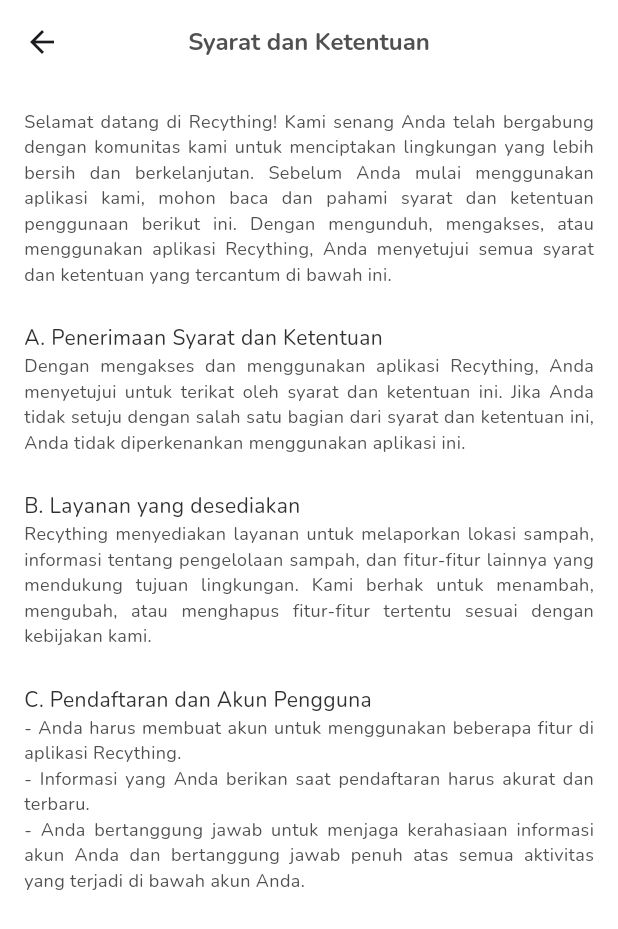
After one commit to RECYTHNG/flutter_recything, a Flutter app: the SyaratDanKetentuanCustomerServiceScreen screen opened directly, on a phone screen of 412 x 824 dp. The commit adds this screen. Shown: the top 929 px of the screen. Run offline on Flutter 3.47's test engine with Material 3 defaults, Android fonts, the phone set to English and light mode, and no system bars; our stand-ins replace flutter_svg.

Commit message:
feat : complete slicing syarat dan ketentuan customer service

```diff
--- /dev/null
+++ b/recything_application/lib/screens/customer_service/content/syarat_dan_ketentuan_customer_sevice_screen/syarat_dan_ketentuan_customer_service_screen.dart
@@ -0,0 +1,103 @@
+import 'package:flutter/material.dart';
+import 'package:recything_application/constants/color_constant.dart';
+import 'package:recything_application/constants/spacing_constant.dart';
+import 'package:recything_application/constants/text_style_constant.dart';
+
+class SyaratDanKetentuanCustomerServiceScreen extends StatelessWidget {
+  const SyaratDanKetentuanCustomerServiceScreen({super.key});
+
+  @override
+  Widget build(BuildContext context) {
+    return Scaffold(
+      backgroundColor: ColorConstant.whiteColor,
+      appBar: AppBar(
+        title: Text(
+          'Syarat dan Ketentuan',
+          style: TextStyleConstant.boldTitle.copyWith(
+            fontSize: 16.0,
+            color: ColorConstant.netralColor800,
+            fontWeight: FontWeight.w700,
+          ),
+        ),
+        backgroundColor: ColorConstant.whiteColor,
+        centerTitle: true,
+      ),
+      body: SingleChildScrollView(
+        child: Padding(
+          padding: const EdgeInsets.all(16.0),
+          child: Column(
+            crossAxisAlignment: CrossAxisAlignment.start,
+            children: [
+              Text(
+                'Selamat datang di Recything! Kami senang Anda telah bergabung dengan komunitas kami untuk menciptakan lingkungan yang lebih bersih dan berkelanjutan. Sebelum Anda mulai menggunakan aplikasi kami, mohon baca dan pahami syarat dan ketentuan penggunaan berikut ini. Dengan mengunduh, mengakses, atau menggunakan aplikasi Recything, Anda menyetujui semua syarat dan ketentuan yang tercantum di bawah ini.',
+                style: TextStyleConstant.semiboldCaption.copyWith(
+                  fontSize: 12.0,
+                  color: ColorConstant.netralColor800,
+                  fontWeight: FontWeight.w400,
+                ),
+                textAlign: TextAlign.justify,
+              ),
+              SpacingConstant.verticalSpacing300,
+              Text(
+                'A. Penerimaan Syarat dan Ketentuan',
+                style: TextStyleConstant.semiboldCaption.copyWith(
+                  fontSize: 14.0,
+                  color: ColorConstant.netralColor900,
+                  fontWeight: FontWeight.w400,
+                ),
+                textAlign: TextAlign.justify,
+              ),
+              Text(
+                'Dengan mengakses dan menggunakan aplikasi Recything, Anda menyetujui untuk terikat oleh syarat dan ketentuan ini. Jika Anda tidak setuju dengan salah satu bagian dari syarat dan ketentuan ini, Anda tidak diperkenankan menggunakan aplikasi ini.',
+                style: TextStyleConstant.semiboldCaption.copyWith(
+                  fontSize: 12.0,
+                  color: ColorConstant.netralColor800,
+                  fontWeight: FontWeight.w400,
+                ),
+                textAlign: TextAlign.justify,
+              ),
+              SpacingConstant.verticalSpacing300,
+              Text(
+                'B. Layanan yang desediakan',
+                style: TextStyleConstant.semiboldCaption.copyWith(
+                  fontSize: 14.0,
+                  color: ColorConstant.netralColor900,
+                  fontWeight: FontWeight.w400,
+                ),
+                textAlign: TextAlign.justify,
+              ),
+              Text(
+                'Recything menyediakan layanan untuk melaporkan lokasi sampah, informasi tentang pengelolaan sampah, dan fitur-fitur lainnya yang mendukung tujuan lingkungan. Kami berhak untuk menambah, mengubah, atau menghapus fitur-fitur tertentu sesuai dengan kebijakan kami.',
+                style: TextStyleConstant.semiboldCaption.copyWith(
+                  fontSize: 12.0,
+                  color: ColorConstant.netralColor800,
+                  fontWeight: FontWeight.w400,
+                ),
+                textAlign: TextAlign.justify,
+              ),
+              SpacingConstant.verticalSpacing300,
+              Text(
+                'C. Pendaftaran dan Akun Pengguna',
+                style: TextStyleConstant.semiboldCaption.copyWith(
+                  fontSize: 14.0,
+                  color: ColorConstant.netralColor900,
+                  fontWeight: FontWeight.w400,
+                ),
+                textAlign: TextAlign.justify,
+              ),
+              Text(
+                '- Anda harus membuat akun untuk menggunakan beberapa fitur di aplikasi Recything.\n- Informasi yang Anda berikan saat pendaftaran harus akurat dan terbaru.\n- Anda bertanggung jawab untuk menjaga kerahasiaan informasi akun Anda dan bertanggung jawab penuh atas semua aktivitas yang terjadi di bawah akun Anda.',
+                style: TextStyleConstant.semiboldCaption.copyWith(
+                  fontSize: 12.0,
+                  color: ColorConstant.netralColor800,
+                  fontWeight: FontWeight.w400,
+                ),
+                textAlign: TextAlign.justify,
+              ),
+            ],
+          ),
+        ),
+      ),
+    );
+  }
+}
--- a/recything_application/lib/screens/customer_service/customer_service_screen.dart
+++ b/recything_application/lib/screens/customer_service/customer_service_screen.dart
@@ -3,6 +3,7 @@ import 'package:recything_application/constants/color_constant.dart';
 import 'package:recything_application/constants/image_constant.dart';
 import 'package:recything_application/constants/spacing_constant.dart';
 import 'package:recything_application/constants/text_style_constant.dart';
+import 'package:recything_application/screens/customer_service/content/syarat_dan_ketentuan_customer_sevice_screen/syarat_dan_ketentuan_customer_service_screen.dart';
 import 'package:recything_application/screens/customer_service/widgets/item_category_customer_service_widget.dart';
 import 'package:recything_application/screens/customer_service/widgets/container_remin_customer_service_widget.dart';
 import 'package:recything_application/screens/customer_service/content/detail_answer_faq_or_other/detail_answer_faq_or_other_screen.dart';
@@ -44,46 +45,62 @@ class _CustomerServiceScreenState extends State<CustomerServiceScreen> {
                 SpacingConstant.verticalSpacing300,
                 Column(
                   children: [
-                    const Row(
+                    Row(
                       mainAxisAlignment: MainAxisAlignment.spaceEvenly,
                       children: [
                         ItemCategoryCustomerService(
                           title: 'Profil',
                           image: ImageConstant.profileCutomerService,
+                          onTap: () {},
                         ),
                         ItemCategoryCustomerService(
                           title: 'Littering',
                           image: ImageConstant.litteringCutomerService,
+                          onTap: () {},
                         ),
                         ItemCategoryCustomerService(
                           title: 'Rubbish',
                           image: ImageConstant.rubbishCutomerService,
+                          onTap: () {},
                         ),
                         ItemCategoryCustomerService(
                           title: 'Misi',
                           image: ImageConstant.misiCutomerService,
+                          onTap: () {},
                         ),
                       ],
                     ),
                     SpacingConstant.verticalSpacing400,
-                    const Row(
+                    Row(
                       mainAxisAlignment: MainAxisAlignment.spaceEvenly,
                       children: [
                         ItemCategoryCustomerService(
                           title: 'Lokasi Sampah',
                           image: ImageConstant.lokasiCutomerService,
+                          onTap: () {},
                         ),
                         ItemCategoryCustomerService(
                           title: 'Poin',
                           image: ImageConstant.poinService,
+                          onTap: () {},
                         ),
                         ItemCategoryCustomerService(
                           title: 'Artikel',
                           image: ImageConstant.artikelCutomerService,
+                          onTap: () {},
                         ),
                         ItemCategoryCustomerService(
                           title: 'Syarat &\nKetentuan',
                           image: ImageConstant.snkCutomerService,
+                          onTap: () {
+                            Navigator.push(
+                              context,
+                              MaterialPageRoute(
+                                builder: (context) =>
+                                    const SyaratDanKetentuanCustomerServiceScreen(),
+                              ),
+                            );
+                          },
                         ),
                       ],
                     ),
@@ -91,7 +108,7 @@ class _CustomerServiceScreenState extends State<CustomerServiceScreen> {
                 ),
                 SpacingConstant.verticalSpacing400,
                 const Divider(
-                  color: ColorConstant.netralColor600,
+                  color: ColorConstant.netralColor500,
                   thickness: 1.0,
                 ),
                 SpacingConstant.verticalSpacing400,
@@ -137,7 +154,7 @@ class _CustomerServiceScreenState extends State<CustomerServiceScreen> {
                     ),
                     SpacingConstant.verticalSpacing200,
                     const Divider(
-                      color: ColorConstant.netralColor600,
+                      color: ColorConstant.netralColor500,
                       thickness: 1.0,
                     ),
                     SpacingConstant.verticalSpacing200,
@@ -164,7 +181,7 @@ class _CustomerServiceScreenState extends State<CustomerServiceScreen> {
                     ),
                     SpacingConstant.verticalSpacing200,
                     const Divider(
-                      color: ColorConstant.netralColor600,
+                      color: ColorConstant.netralColor500,
                       thickness: 1.0,
                     ),
                     SpacingConstant.verticalSpacing200,
--- a/recything_application/lib/screens/customer_service/widgets/item_category_customer_service_widget.dart
+++ b/recything_application/lib/screens/customer_service/widgets/item_category_customer_service_widget.dart
@@ -6,16 +6,18 @@ import 'package:recything_application/constants/text_style_constant.dart';
 class ItemCategoryCustomerService extends StatelessWidget {
   final String title;
   final String image;
+  final Function onTap;
   const ItemCategoryCustomerService({
     super.key,
     required this.title,
     required this.image,
+    required this.onTap,
   });
 
   @override
   Widget build(BuildContext context) {
     return GestureDetector(
-      onTap: () {},
+      onTap: () => onTap(),
       child: Column(
         crossAxisAlignment: CrossAxisAlignment.center,
         children: [
```
